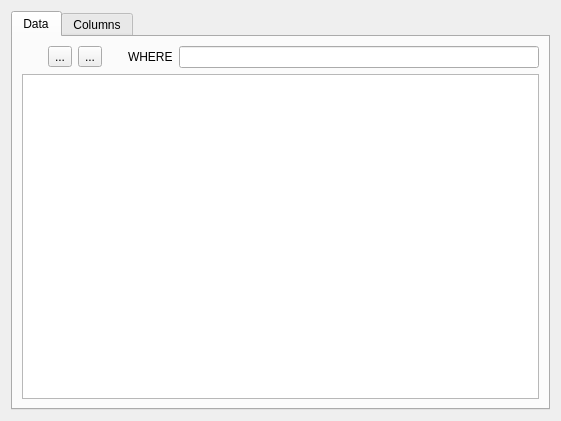
Before: the Qt Designer form src/tabwidget/tablewidget.ui in FrenchDilettante/dbmaster, drawn with Qt 5.
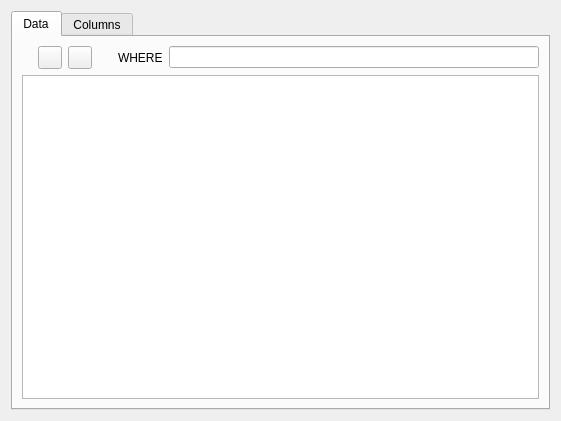
After: the same form once the commit is applied. Custom widgets are drawn as their Qt base class.

```diff
--- a/src/tabwidget/tablewidget.ui
+++ b/src/tabwidget/tablewidget.ui
@@ -43,25 +43,17 @@
            </property>
            <property name="sizeHint" stdset="0">
             <size>
-             <width>20</width>
+             <width>10</width>
              <height>20</height>
             </size>
            </property>
           </spacer>
          </item>
          <item>
-          <widget class="QToolButton" name="insertButton">
-           <property name="text">
-            <string>...</string>
-           </property>
-          </widget>
+          <widget class="QToolButton" name="insertButton"/>
          </item>
          <item>
-          <widget class="QToolButton" name="removeButton">
-           <property name="text">
-            <string>...</string>
-           </property>
-          </widget>
+          <widget class="QToolButton" name="deleteButton"/>
          </item>
          <item>
           <spacer name="horizontalSpacer">
```
